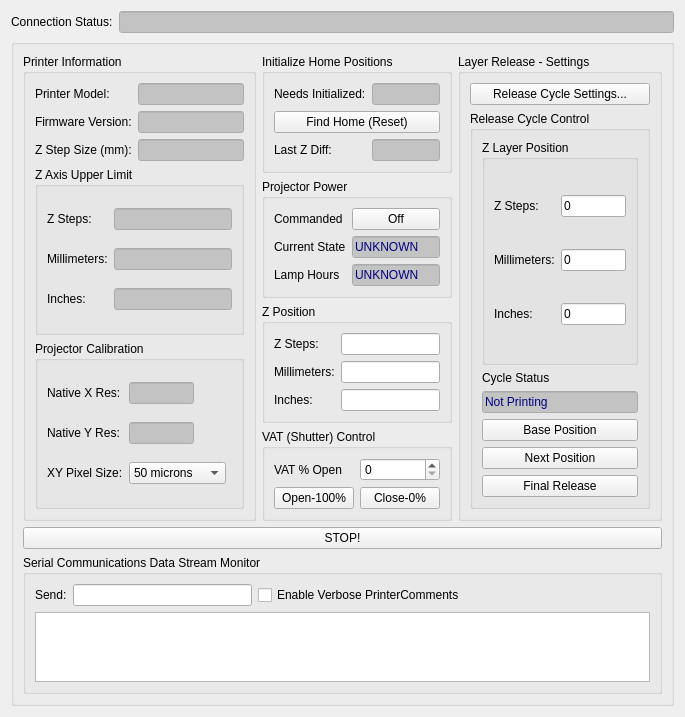
This is B9Creator/b9terminal.ui in B9Creations/B9Creator as Qt 5 draws it before an edit. The edited form follows.
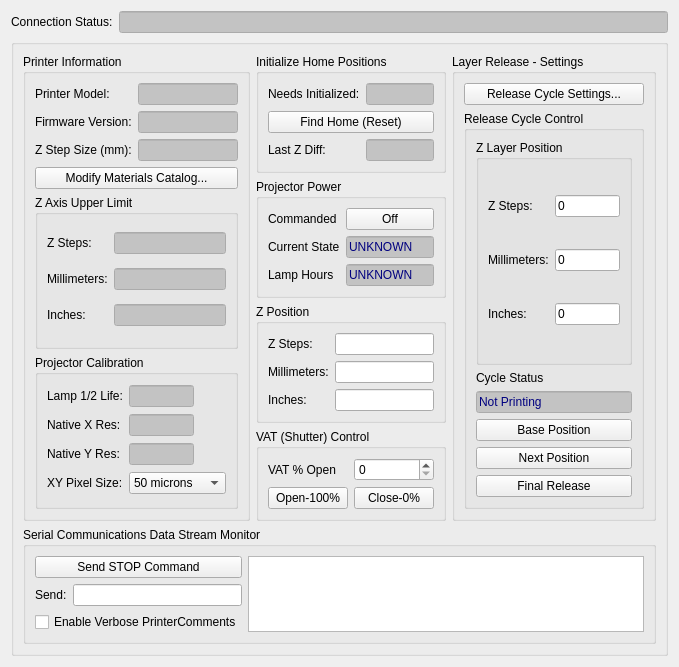
This is the edited form.

Commit message: Materials catalog work

What changed in the file:
```diff
--- a/B9Creator/b9terminal.ui
+++ b/B9Creator/b9terminal.ui
@@ -6,8 +6,8 @@
    <rect>
     <x>0</x>
     <y>0</y>
-    <width>596</width>
-    <height>685</height>
+    <width>607</width>
+    <height>596</height>
    </rect>
   </property>
   <property name="windowTitle">
@@ -416,7 +416,7 @@
            </property>
           </widget>
          </item>
-         <item row="3" column="0" colspan="2">
+         <item row="4" column="0" colspan="2">
           <widget class="QGroupBox" name="groupBoxZLimits">
            <property name="toolTip">
             <string>Maximum vertical build table position, provided by printer.</string>
@@ -734,7 +734,7 @@
            </layout>
           </widget>
          </item>
-         <item row="4" column="0" colspan="2">
+         <item row="5" column="0" colspan="2">
           <widget class="QGroupBox" name="groupBox_7">
            <property name="toolTip">
             <string>Information about the printer's projector setup.</string>
@@ -742,8 +742,122 @@
            <property name="title">
             <string>Projector Calibration</string>
            </property>
-           <layout class="QGridLayout" name="gridLayout_14">
+           <layout class="QGridLayout" name="gridLayout_11">
             <item row="0" column="0">
+             <widget class="QLabel" name="label_32">
+              <property name="sizePolicy">
+               <sizepolicy hsizetype="Preferred" vsizetype="Preferred">
+                <horstretch>0</horstretch>
+                <verstretch>0</verstretch>
+               </sizepolicy>
+              </property>
+              <property name="text">
+               <string>Lamp 1/2 Life:</string>
+              </property>
+             </widget>
+            </item>
+            <item row="0" column="1">
+             <widget class="QLineEdit" name="lineEditHalfLife">
+              <property name="enabled">
+               <bool>true</bool>
+              </property>
+              <property name="sizePolicy">
+               <sizepolicy hsizetype="MinimumExpanding" vsizetype="Fixed">
+                <horstretch>0</horstretch>
+                <verstretch>0</verstretch>
+               </sizepolicy>
+              </property>
+              <property name="minimumSize">
+               <size>
+                <width>65</width>
+                <height>0</height>
+               </size>
+              </property>
+              <property name="maximumSize">
+               <size>
+                <width>40</width>
+                <height>16777215</height>
+               </size>
+              </property>
+              <property name="palette">
+               <palette>
+                <active>
+                 <colorrole role="Text">
+                  <brush brushstyle="SolidPattern">
+                   <color alpha="255">
+                    <red>0</red>
+                    <green>0</green>
+                    <blue>127</blue>
+                   </color>
+                  </brush>
+                 </colorrole>
+                 <colorrole role="Base">
+                  <brush brushstyle="SolidPattern">
+                   <color alpha="255">
+                    <red>195</red>
+                    <green>195</green>
+                    <blue>195</blue>
+                   </color>
+                  </brush>
+                 </colorrole>
+                </active>
+                <inactive>
+                 <colorrole role="Text">
+                  <brush brushstyle="SolidPattern">
+                   <color alpha="255">
+                    <red>0</red>
+                    <green>0</green>
+                    <blue>127</blue>
+                   </color>
+                  </brush>
+                 </colorrole>
+                 <colorrole role="Base">
+                  <brush brushstyle="SolidPattern">
+                   <color alpha="255">
+                    <red>195</red>
+                    <green>195</green>
+                    <blue>195</blue>
+                   </color>
+                  </brush>
+                 </colorrole>
+                </inactive>
+                <disabled>
+                 <colorrole role="Text">
+                  <brush brushstyle="SolidPattern">
+                   <color alpha="255">
+                    <red>120</red>
+                    <green>120</green>
+                    <blue>120</blue>
+                   </color>
+                  </brush>
+                 </colorrole>
+                 <colorrole role="Base">
+                  <brush brushstyle="SolidPattern">
+                   <color alpha="255">
+                    <red>240</red>
+                    <green>240</green>
+                    <blue>240</blue>
+                   </color>
+                  </brush>
+                 </colorrole>
+                </disabled>
+               </palette>
+              </property>
+              <property name="toolTip">
+               <string>Hours before Projector's output drops to half its original value</string>
+              </property>
+              <property name="whatsThis">
+               <string>Hours before Projector's output drops to half its original value</string>
+              </property>
+              <property name="text">
+               <string/>
+              </property>
+              <property name="readOnly">
+               <bool>true</bool>
+              </property>
+             </widget>
+            </item>
+            <item row="1" column="0">
              <widget class="QLabel" name="label_29">
               <property name="sizePolicy">
                <sizepolicy hsizetype="Preferred" vsizetype="Preferred">
@@ -756,7 +870,7 @@
               </property>
              </widget>
             </item>
-            <item row="0" column="1" colspan="2">
+            <item row="1" column="1">
              <widget class="QLineEdit" name="lineEditNativeX">
               <property name="enabled">
                <bool>true</bool>
@@ -857,7 +971,7 @@
               </property>
              </widget>
             </item>
-            <item row="1" column="0">
+            <item row="2" column="0">
              <widget class="QLabel" name="label_30">
               <property name="sizePolicy">
                <sizepolicy hsizetype="Preferred" vsizetype="Preferred">
@@ -870,7 +984,7 @@
               </property>
              </widget>
             </item>
-            <item row="1" column="1" colspan="2">
+            <item row="2" column="1">
              <widget class="QLineEdit" name="lineEditNativeY">
               <property name="enabled">
                <bool>true</bool>
@@ -971,7 +1085,7 @@
               </property>
              </widget>
             </item>
-            <item row="2" column="0">
+            <item row="3" column="0">
              <widget class="QLabel" name="label_31">
               <property name="sizePolicy">
                <sizepolicy hsizetype="Preferred" vsizetype="Preferred">
@@ -984,7 +1098,7 @@
               </property>
              </widget>
             </item>
-            <item row="2" column="1">
+            <item row="3" column="1">
              <widget class="QComboBox" name="comboBoxXPPixelSize">
               <property name="toolTip">
                <string>The current XY pixel size, determined by projector position and calibration</string>
@@ -1012,6 +1126,13 @@
            </layout>
           </widget>
          </item>
+         <item row="3" column="0" colspan="2">
+          <widget class="QPushButton" name="pushButtonModMatCat">
+           <property name="text">
+            <string>Modify Materials Catalog...</string>
+           </property>
+          </widget>
+         </item>
         </layout>
        </widget>
       </item>
@@ -1960,22 +2081,6 @@
        </widget>
       </item>
       <item row="4" column="0" colspan="3">
-       <widget class="QPushButton" name="pushButtonStop">
-        <property name="enabled">
-         <bool>true</bool>
-        </property>
-        <property name="toolTip">
-         <string>Send a STOP command to the printer. </string>
-        </property>
-        <property name="whatsThis">
-         <string>Send a STOP command to the printer.  Printer will stop any mechanical motion currently in progress.</string>
-        </property>
-        <property name="text">
-         <string>STOP!</string>
-        </property>
-       </widget>
-      </item>
-      <item row="5" column="0" colspan="3">
        <widget class="QGroupBox" name="groupBox_5">
         <property name="sizePolicy">
          <sizepolicy hsizetype="Preferred" vsizetype="Preferred">
@@ -1986,30 +2091,30 @@
         <property name="title">
          <string>Serial Communications Data Stream Monitor</string>
         </property>
-        <layout class="QGridLayout" name="gridLayout_12">
-         <item row="1" column="1">
-          <widget class="QLineEdit" name="lineEditCommand">
-           <property name="sizePolicy">
-            <sizepolicy hsizetype="Preferred" vsizetype="Fixed">
-             <horstretch>0</horstretch>
-             <verstretch>0</verstretch>
-            </sizepolicy>
+        <layout class="QGridLayout" name="gridLayout_6">
+         <item row="0" column="0" colspan="2">
+          <widget class="QPushButton" name="pushButtonStop">
+           <property name="enabled">
+            <bool>true</bool>
            </property>
            <property name="toolTip">
-            <string>Send text commands to the printer.  Refer to &quot;DLP 3DP API&quot; docs.</string>
+            <string>Send a STOP command to the printer. </string>
            </property>
            <property name="whatsThis">
-            <string>Send text commands to the printer.  Refer to &quot;DLP 3DP API&quot; documents for details on valid commands.  Sending invalid commands will have unpredicatable results!</string>
+            <string>Send a STOP command to the printer.  Printer will stop any mechanical motion currently in progress.</string>
+           </property>
+           <property name="text">
+            <string>Send STOP Command</string>
            </property>
           </widget>
          </item>
-         <item row="3" column="0" colspan="4">
+         <item row="0" column="2" rowspan="3">
           <widget class="QTextEdit" name="textEditCommOut">
            <property name="enabled">
             <bool>true</bool>
            </property>
            <property name="sizePolicy">
-            <sizepolicy hsizetype="Preferred" vsizetype="Expanding">
+            <sizepolicy hsizetype="Expanding" vsizetype="Expanding">
              <horstretch>0</horstretch>
              <verstretch>0</verstretch>
             </sizepolicy>
@@ -2031,7 +2136,36 @@
            </property>
           </widget>
          </item>
-         <item row="1" column="2">
+         <item row="1" column="0">
+          <widget class="QLabel" name="label_25">
+           <property name="sizePolicy">
+            <sizepolicy hsizetype="Fixed" vsizetype="Preferred">
+             <horstretch>0</horstretch>
+             <verstretch>0</verstretch>
+            </sizepolicy>
+           </property>
+           <property name="text">
+            <string>Send:</string>
+           </property>
+          </widget>
+         </item>
+         <item row="1" column="1">
+          <widget class="QLineEdit" name="lineEditCommand">
+           <property name="sizePolicy">
+            <sizepolicy hsizetype="Preferred" vsizetype="Fixed">
+             <horstretch>0</horstretch>
+             <verstretch>0</verstretch>
+            </sizepolicy>
+           </property>
+           <property name="toolTip">
+            <string>Send text commands to the printer.  Refer to &quot;DLP 3DP API&quot; docs.</string>
+           </property>
+           <property name="whatsThis">
+            <string>Send text commands to the printer.  Refer to &quot;DLP 3DP API&quot; documents for details on valid commands.  Sending invalid commands will have unpredicatable results!</string>
+           </property>
+          </widget>
+         </item>
+         <item row="2" column="0" colspan="2">
           <widget class="QCheckBox" name="checkBoxVerbose">
            <property name="sizePolicy">
             <sizepolicy hsizetype="Preferred" vsizetype="Fixed">
@@ -2050,19 +2184,6 @@
            </property>
           </widget>
          </item>
-         <item row="1" column="0">
-          <widget class="QLabel" name="label_25">
-           <property name="sizePolicy">
-            <sizepolicy hsizetype="Fixed" vsizetype="Preferred">
-             <horstretch>0</horstretch>
-             <verstretch>0</verstretch>
-            </sizepolicy>
-           </property>
-           <property name="text">
-            <string>Send:</string>
-           </property>
-          </widget>
-         </item>
         </layout>
        </widget>
       </item>
```
Left out of the diff: 1 changed line with no effect on the pictures. The commit also changes 15 other files.
